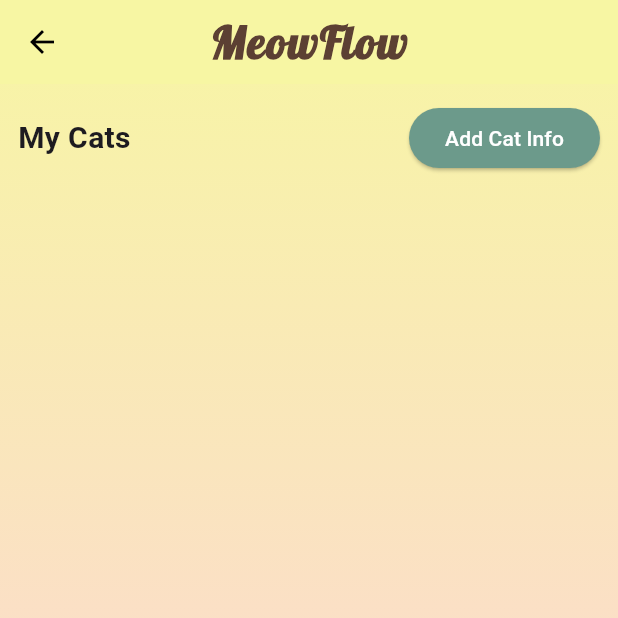
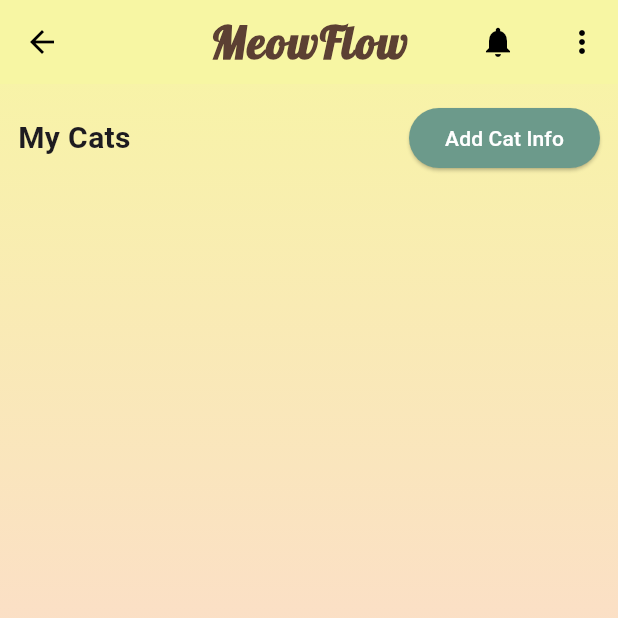
Before and after one commit to NIIIIIINO/Smart_Cat_Water_Bowl, a Flutter app: the HomePage screen opened by its route, on a phone screen of 412 x 824 dp, the top half of it. Run offline on Flutter 3.47's test engine with Material 3 defaults, Android fonts, the phone set to English and light mode, and no system bars; our stand-ins replace cloud_firestore, firebase_auth, firebase_core, firebase_storage, image_picker; accounts and stored records are empty; project files that could hold a hidden picture were left out.

Commit message:
notification+log out

```diff
--- a/smart_cat_water_bowl/lib/pages/home_page.dart
+++ b/smart_cat_water_bowl/lib/pages/home_page.dart
@@ -2,6 +2,7 @@ import 'package:cloud_firestore/cloud_firestore.dart';
 import 'package:firebase_auth/firebase_auth.dart';
 import 'package:flutter/material.dart';
 import 'cat_detail_page.dart';
+import 'notifications_page.dart';
 
 class HomePage extends StatelessWidget {
   const HomePage({super.key});
@@ -36,6 +37,94 @@ class HomePage extends StatelessWidget {
             color: Color(0xFF5C4033),
           ),
         ),
+        actions: [
+          // Notifications button with unread count badge
+          StreamBuilder<QuerySnapshot>(
+            stream: FirebaseFirestore.instance
+                .collection('notifications')
+                .where('ownerUid', isEqualTo: uid)
+                .where('seen', isEqualTo: false)
+                .snapshots(),
+            builder: (context, snap) {
+              final unread = (snap.hasData) ? snap.data!.docs.length : 0;
+              return Padding(
+                padding: const EdgeInsets.only(right: 8.0),
+                child: Stack(
+                  alignment: Alignment.center,
+                  children: [
+                    IconButton(
+                      tooltip: 'Notifications',
+                      onPressed: () {
+                        Navigator.push(
+                          context,
+                          MaterialPageRoute(
+                            builder: (_) => const NotificationsPage(),
+                          ),
+                        );
+                      },
+                      icon: const Icon(Icons.notifications),
+                    ),
+                    if (unread > 0)
+                      Positioned(
+                        right: 6,
+                        top: 8,
+                        child: Container(
+                          padding: const EdgeInsets.all(4),
+                          decoration: BoxDecoration(
+                            color: Colors.red,
+                            shape: BoxShape.circle,
+                          ),
+                          constraints: const BoxConstraints(
+                            minWidth: 20,
+                            minHeight: 20,
+                          ),
+                          child: Center(
+                            child: Text(
+                              unread > 99 ? '99+' : unread.toString(),
+                              style: const TextStyle(
+                                color: Colors.white,
+                                fontSize: 11,
+                              ),
+                            ),
+                          ),
+                        ),
+                      ),
+                  ],
+                ),
+              );
+            },
+          ),
+          PopupMenuButton<String>(
+            onSelected: (value) async {
+              if (value == 'logout') {
+                final ok = await showDialog<bool>(
+                  context: context,
+                  builder: (ctx) => AlertDialog(
+                    title: const Text('Confirm'),
+                    content: const Text('Do you want to logout?'),
+                    actions: [
+                      TextButton(
+                        onPressed: () => Navigator.of(ctx).pop(false),
+                        child: const Text('Cancel'),
+                      ),
+                      TextButton(
+                        onPressed: () => Navigator.of(ctx).pop(true),
+                        child: const Text('Logout'),
+                      ),
+                    ],
+                  ),
+                );
+                if (ok == true) {
+                  await FirebaseAuth.instance.signOut();
+                  Navigator.pushReplacementNamed(context, '/');
+                }
+              }
+            },
+            itemBuilder: (ctx) => const [
+              PopupMenuItem(value: 'logout', child: Text('Logout')),
+            ],
+          ),
+        ],
       ),
       body: Column(
         children: [
```
Also changed, not shown: smart_cat_water_bowl/lib/pages/notifications_page.dart (added, +94 -0 lines).
